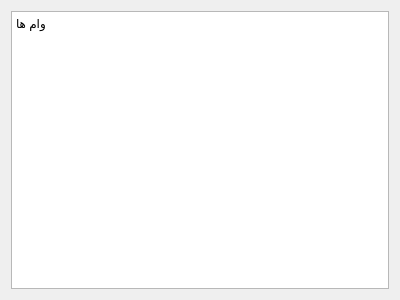
mehranj73/loaners, file loanswidgets.ui: the form before one commit.
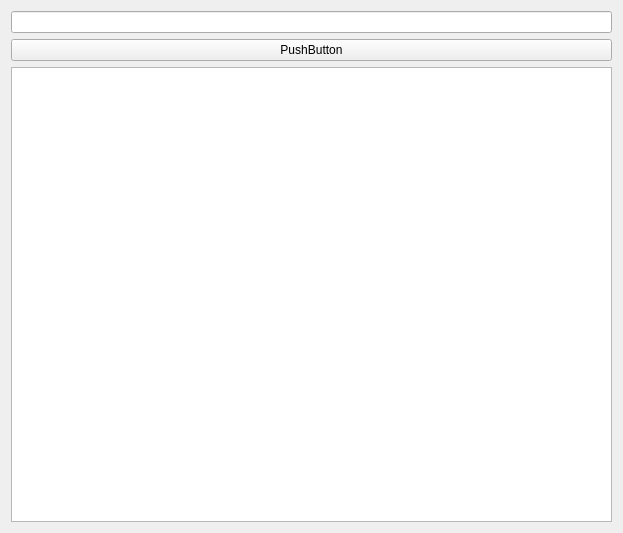
The form after the commit.

Patch:
```diff
--- a/loanswidgets.ui
+++ b/loanswidgets.ui
@@ -6,8 +6,8 @@
    <rect>
     <x>0</x>
     <y>0</y>
-    <width>400</width>
-    <height>300</height>
+    <width>623</width>
+    <height>533</height>
    </rect>
   </property>
   <property name="windowTitle">
@@ -15,19 +15,18 @@
   </property>
   <layout class="QVBoxLayout" name="verticalLayout">
    <item>
-    <widget class="QTextEdit" name="textEdit">
-     <property name="html">
-      <string>&lt;!DOCTYPE HTML PUBLIC &quot;-//W3C//DTD HTML 4.0//EN&quot; &quot;http://www.w3.org/TR/REC-html40/strict.dtd&quot;&gt;
-&lt;html&gt;&lt;head&gt;&lt;meta name=&quot;qrichtext&quot; content=&quot;1&quot; /&gt;&lt;meta charset=&quot;utf-8&quot; /&gt;&lt;style type=&quot;text/css&quot;&gt;
-p, li { white-space: pre-wrap; }
-hr { height: 1px; border-width: 0; }
-li.unchecked::marker { content: &quot;\2610&quot;; }
-li.checked::marker { content: &quot;\2612&quot;; }
-&lt;/style&gt;&lt;/head&gt;&lt;body style=&quot; font-family:'Segoe UI'; font-size:9pt; font-weight:400; font-style:normal;&quot;&gt;
-&lt;p style=&quot; margin-top:0px; margin-bottom:0px; margin-left:0px; margin-right:0px; -qt-block-indent:0; text-indent:0px;&quot;&gt;وام ها&lt;/p&gt;&lt;/body&gt;&lt;/html&gt;</string>
+    <widget class="QLineEdit" name="lineEdit"/>
+   </item>
+   <item>
+    <widget class="QPushButton" name="pushButton">
+     <property name="text">
+      <string>PushButton</string>
      </property>
     </widget>
    </item>
+   <item>
+    <widget class="QTableWidget" name="tableWidget"/>
+   </item>
   </layout>
  </widget>
  <resources/>
```
